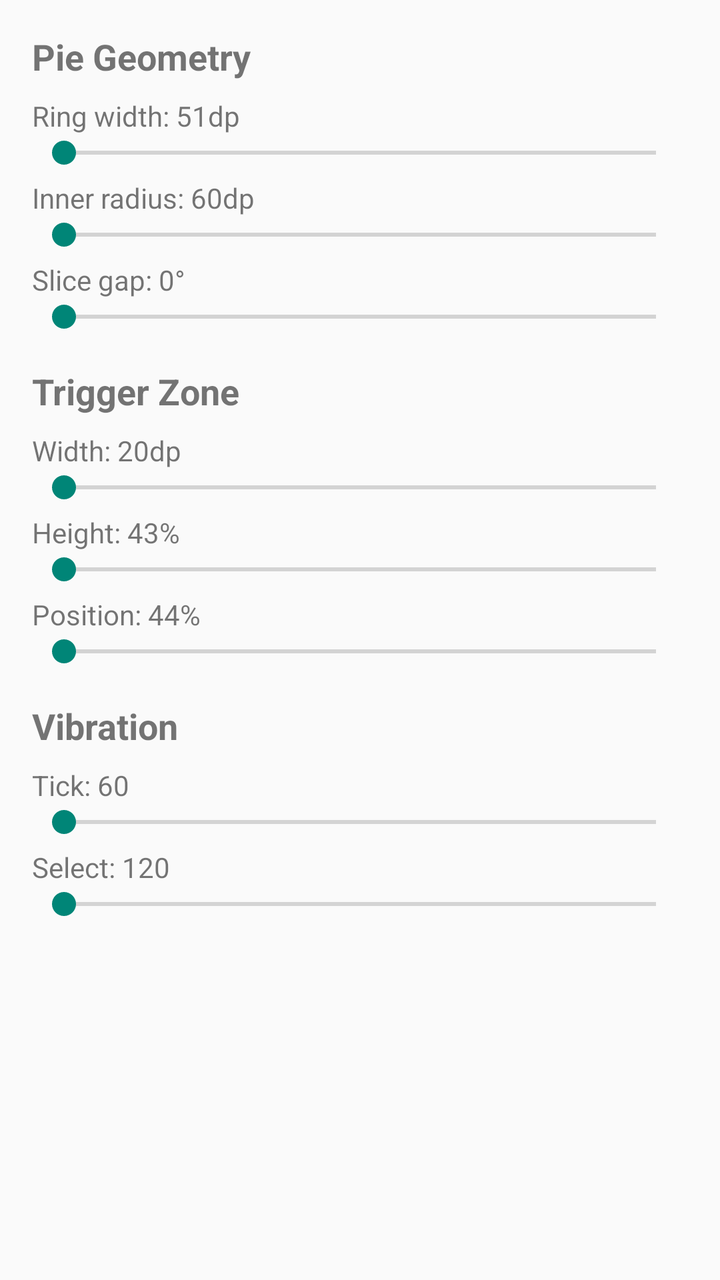
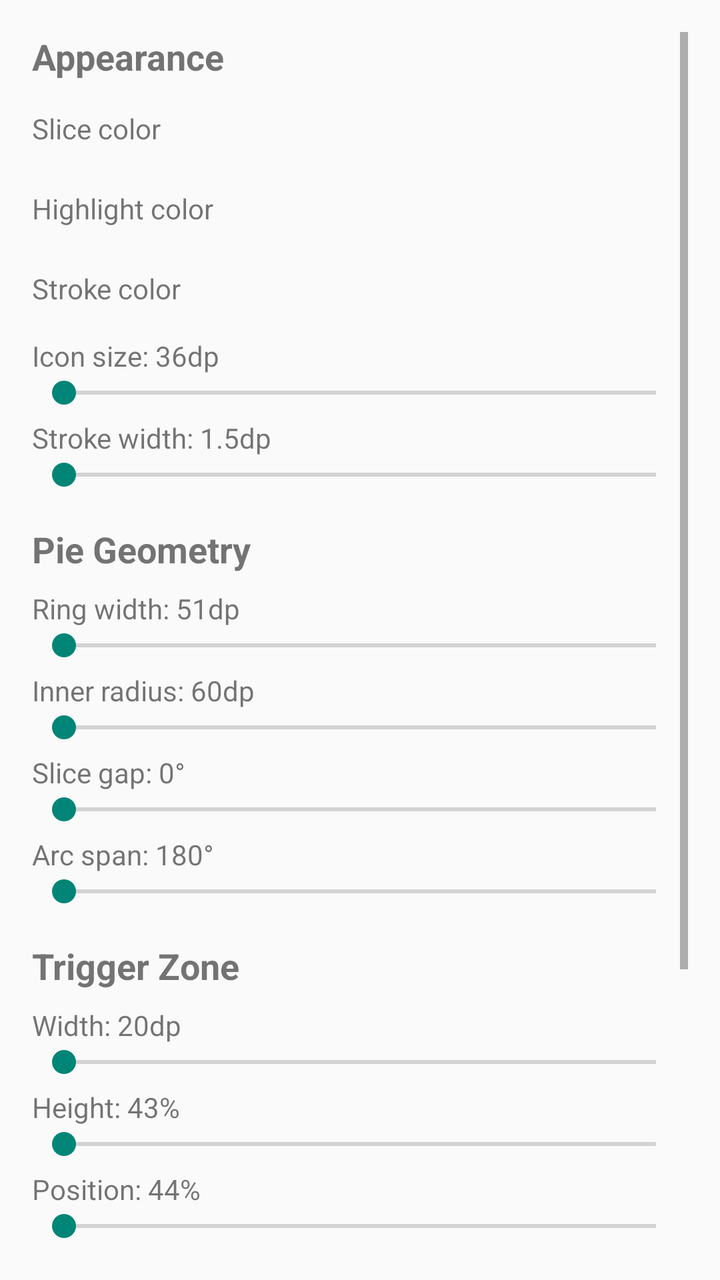

Screens rendered from an Android XML layout before and after an edit, with the pre-edit source and the edit as a unified diff.
<!-- AndroidManifest.xml: application theme android:Theme.Material.Light.DarkActionBar -->
<!-- res/layout/activity_settings.xml -->
<?xml version="1.0" encoding="utf-8"?>
<ScrollView xmlns:android="http://schemas.android.com/apk/res/android"
    android:layout_width="match_parent"
    android:layout_height="match_parent"
    android:padding="16dp">

    <LinearLayout
        android:layout_width="match_parent"
        android:layout_height="wrap_content"
        android:orientation="vertical">

        <TextView
            android:layout_width="wrap_content"
            android:layout_height="wrap_content"
            android:text="Pie Geometry"
            android:textSize="18sp"
            android:textStyle="bold"
            android:layout_marginBottom="8dp" />

        <TextView
            android:id="@+id/ring_width_label"
            android:layout_width="wrap_content"
            android:layout_height="wrap_content"
            android:text="Ring width: 51dp"
            android:textSize="14sp" />

        <SeekBar
            android:id="@+id/ring_width_seek"
            android:layout_width="match_parent"
            android:layout_height="wrap_content"
            android:max="80"
            android:layout_marginBottom="4dp" />

        <TextView
            android:id="@+id/inner_radius_label"
            android:layout_width="wrap_content"
            android:layout_height="wrap_content"
            android:text="Inner radius: 60dp"
            android:textSize="14sp" />

        <SeekBar
            android:id="@+id/inner_radius_seek"
            android:layout_width="match_parent"
            android:layout_height="wrap_content"
            android:max="80"
            android:layout_marginBottom="4dp" />

        <TextView
            android:id="@+id/gap_label"
            android:layout_width="wrap_content"
            android:layout_height="wrap_content"
            android:text="Slice gap: 0\u00B0"
            android:textSize="14sp" />

        <SeekBar
            android:id="@+id/gap_seek"
            android:layout_width="match_parent"
            android:layout_height="wrap_content"
            android:max="20"
            android:layout_marginBottom="16dp" />

        <TextView
            android:layout_width="wrap_content"
            android:layout_height="wrap_content"
            android:text="Trigger Zone"
            android:textSize="18sp"
            android:textStyle="bold"
            android:layout_marginBottom="8dp" />

        <TextView
            android:id="@+id/trigger_width_label"
            android:layout_width="wrap_content"
            android:layout_height="wrap_content"
            android:text="Width: 20dp"
            android:textSize="14sp" />

        <SeekBar
            android:id="@+id/trigger_width_seek"
            android:layout_width="match_parent"
            android:layout_height="wrap_content"
            android:max="45"
            android:layout_marginBottom="4dp" />

        <TextView
            android:id="@+id/trigger_height_label"
            android:layout_width="wrap_content"
            android:layout_height="wrap_content"
            android:text="Height: 43%"
            android:textSize="14sp" />

        <SeekBar
            android:id="@+id/trigger_height_seek"
            android:layout_width="match_parent"
            android:layout_height="wrap_content"
            android:max="90"
            android:layout_marginBottom="4dp" />

        <TextView
            android:id="@+id/trigger_pos_label"
            android:layout_width="wrap_content"
            android:layout_height="wrap_content"
            android:text="Position: 44%"
            android:textSize="14sp" />

        <SeekBar
            android:id="@+id/trigger_pos_seek"
            android:layout_width="match_parent"
            android:layout_height="wrap_content"
            android:max="100"
            android:layout_marginBottom="16dp" />

        <TextView
            android:layout_width="wrap_content"
            android:layout_height="wrap_content"
            android:text="Vibration"
            android:textSize="18sp"
            android:textStyle="bold"
            android:layout_marginBottom="8dp" />

        <TextView
            android:id="@+id/vibe_tick_label"
            android:layout_width="wrap_content"
            android:layout_height="wrap_content"
            android:text="Tick: 60"
            android:textSize="14sp" />

        <SeekBar
            android:id="@+id/vibe_tick_seek"
            android:layout_width="match_parent"
            android:layout_height="wrap_content"
            android:max="255"
            android:layout_marginBottom="4dp" />

        <TextView
            android:id="@+id/vibe_select_label"
            android:layout_width="wrap_content"
            android:layout_height="wrap_content"
            android:text="Select: 120"
            android:textSize="14sp" />

        <SeekBar
            android:id="@+id/vibe_select_seek"
            android:layout_width="match_parent"
            android:layout_height="wrap_content"
            android:max="255" />

    </LinearLayout>
</ScrollView>
<!-- resources referenced by this layout -->
<resources>

</resources>

<!-- the commit's change to res/layout/activity_settings.xml (unified diff, before → after) -->
@@ -9,6 +9,101 @@
         android:layout_height="wrap_content"
         android:orientation="vertical">
 
+        
+        <TextView
+            android:layout_width="wrap_content"
+            android:layout_height="wrap_content"
+            android:text="Appearance"
+            android:textSize="18sp"
+            android:textStyle="bold"
+            android:layout_marginBottom="8dp" />
+
+        <LinearLayout
+            android:layout_width="match_parent"
+            android:layout_height="wrap_content"
+            android:orientation="horizontal"
+            android:gravity="center_vertical"
+            android:layout_marginBottom="8dp">
+            <TextView
+                android:id="@+id/color_bg_label"
+                android:layout_width="0dp"
+                android:layout_height="wrap_content"
+                android:layout_weight="1"
+                android:text="Slice color"
+                android:textSize="14sp" />
+            <View
+                android:id="@+id/color_bg_preview"
+                android:layout_width="48dp"
+                android:layout_height="32dp" />
+        </LinearLayout>
+
+        <LinearLayout
+            android:layout_width="match_parent"
+            android:layout_height="wrap_content"
+            android:orientation="horizontal"
+            android:gravity="center_vertical"
+            android:layout_marginBottom="8dp">
+            <TextView
+                android:id="@+id/color_highlight_label"
+                android:layout_width="0dp"
+                android:layout_height="wrap_content"
+                android:layout_weight="1"
+                android:text="Highlight color"
+                android:textSize="14sp" />
+            <View
+                android:id="@+id/color_highlight_preview"
+                android:layout_width="48dp"
+                android:layout_height="32dp" />
+        </LinearLayout>
+
+        <LinearLayout
+            android:layout_width="match_parent"
+            android:layout_height="wrap_content"
+            android:orientation="horizontal"
+            android:gravity="center_vertical"
+            android:layout_marginBottom="8dp">
+            <TextView
+                android:id="@+id/color_stroke_label"
+                android:layout_width="0dp"
+                android:layout_height="wrap_content"
+                android:layout_weight="1"
+                android:text="Stroke color"
+                android:textSize="14sp" />
+            <View
+                android:id="@+id/color_stroke_preview"
+                android:layout_width="48dp"
+                android:layout_height="32dp" />
+        </LinearLayout>
+
+        <TextView
+            android:id="@+id/icon_size_label"
+            android:layout_width="wrap_content"
+            android:layout_height="wrap_content"
+            android:text="Icon size: 36dp"
+            android:textSize="14sp" />
+
+        <SeekBar
+            android:id="@+id/icon_size_seek"
+            android:layout_width="match_parent"
+            android:layout_height="wrap_content"
+            android:max="48"
+            android:layout_marginBottom="4dp" />
+
+        <TextView
+            android:id="@+id/stroke_width_label"
+            android:layout_width="wrap_content"
+            android:layout_height="wrap_content"
+            android:text="Stroke width: 1.5dp"
+            android:textSize="14sp" />
+
+        <SeekBar
+            android:id="@+id/stroke_width_seek"
+            android:layout_width="match_parent"
+            android:layout_height="wrap_content"
+            android:max="50"
+            android:layout_marginBottom="16dp" />
+
+        
         <TextView
             android:layout_width="wrap_content"
             android:layout_height="wrap_content"
@@ -57,8 +152,23 @@
             android:layout_width="match_parent"
             android:layout_height="wrap_content"
             android:max="20"
+            android:layout_marginBottom="4dp" />
+
+        <TextView
+            android:id="@+id/arc_span_label"
+            android:layout_width="wrap_content"
+            android:layout_height="wrap_content"
+            android:text="Arc span: 180\u00B0"
+            android:textSize="14sp" />
+
+        <SeekBar
+            android:id="@+id/arc_span_seek"
+            android:layout_width="match_parent"
+            android:layout_height="wrap_content"
+            android:max="270"
             android:layout_marginBottom="16dp" />
 
+        
         <TextView
             android:layout_width="wrap_content"
             android:layout_height="wrap_content"
@@ -109,6 +219,7 @@
             android:max="100"
             android:layout_marginBottom="16dp" />
 
+        
         <TextView
             android:layout_width="wrap_content"
             android:layout_height="wrap_content"
@@ -121,7 +232,7 @@
             android:id="@+id/vibe_tick_label"
             android:layout_width="wrap_content"
             android:layout_height="wrap_content"
-            android:text="Tick: 60"
+            android:text="Tick amplitude: 60"
             android:textSize="14sp" />
 
         <SeekBar
@@ -135,14 +246,42 @@
             android:id="@+id/vibe_select_label"
             android:layout_width="wrap_content"
             android:layout_height="wrap_content"
-            android:text="Select: 120"
+            android:text="Select amplitude: 120"
             android:textSize="14sp" />
 
         <SeekBar
             android:id="@+id/vibe_select_seek"
             android:layout_width="match_parent"
             android:layout_height="wrap_content"
-            android:max="255" />
+            android:max="255"
+            android:layout_marginBottom="4dp" />
+
+        <TextView
+            android:id="@+id/vibe_tick_ms_label"
+            android:layout_width="wrap_content"
+            android:layout_height="wrap_content"
+            android:text="Tick duration: 10ms"
+            android:textSize="14sp" />
+
+        <SeekBar
+            android:id="@+id/vibe_tick_ms_seek"
+            android:layout_width="match_parent"
+            android:layout_height="wrap_content"
+            android:max="99"
+            android:layout_marginBottom="4dp" />
+
+        <TextView
+            android:id="@+id/vibe_select_ms_label"
+            android:layout_width="wrap_content"
+            android:layout_height="wrap_content"
+            android:text="Select duration: 20ms"
+            android:textSize="14sp" />
+
+        <SeekBar
+            android:id="@+id/vibe_select_ms_seek"
+            android:layout_width="match_parent"
+            android:layout_height="wrap_content"
+            android:max="199" />
 
     </LinearLayout>
 </ScrollView>
